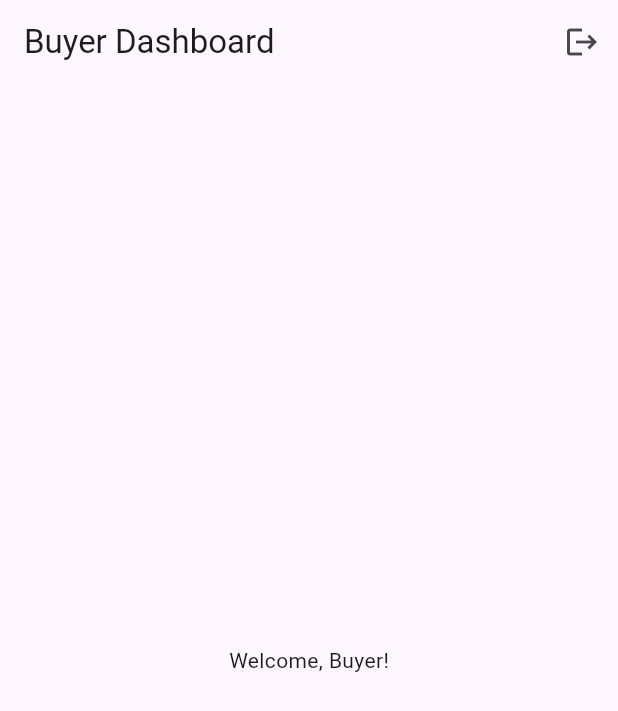
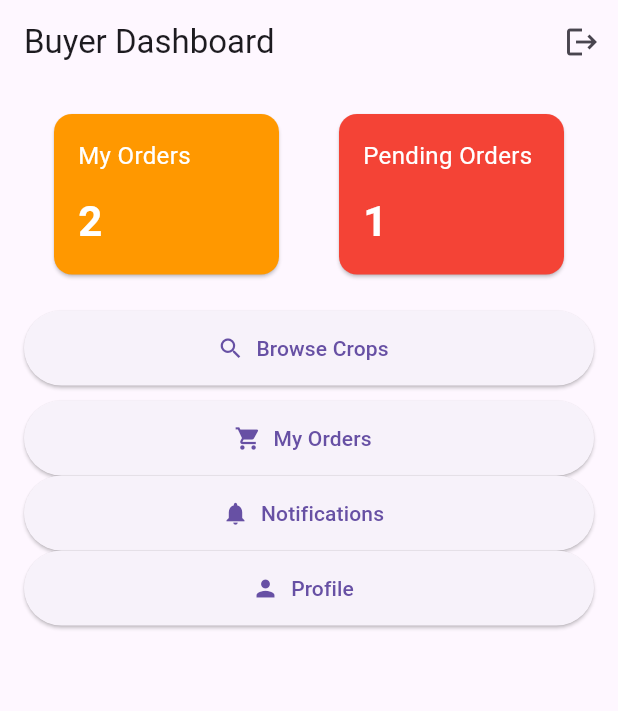
Before and after one commit to fouziaafrin/bazaarbarta, a Flutter app: the BuyerDashboard screen opened directly, on a phone screen of 412 x 824 dp. Shown: the top 711 px of the screen. Run offline on Flutter 3.47's test engine with Material 3 defaults, Android fonts, the phone set to English and light mode, and no system bars; our stand-ins replace cloud_firestore, firebase_auth, firebase_core, firebase_storage, image_picker; accounts and stored records are empty.

Commit message:
implemented basic notification and update profile for buyer module

```diff
--- a/lib/screens/dashboards/buyer_dashboard.dart
+++ b/lib/screens/dashboards/buyer_dashboard.dart
@@ -1,6 +1,11 @@
 import 'package:flutter/material.dart';
+import 'browse_crops_screen.dart';
+import 'orders_screen.dart';
 import '../../services/a_service.dart';
 import '../home_screen.dart';
+import 'profile_screen.dart';
+import 'buyer_requests_screen.dart';
+import 'notifications_screen.dart';
 
 class BuyerDashboard extends StatelessWidget {
   @override
@@ -19,7 +24,77 @@ class BuyerDashboard extends StatelessWidget {
           )
         ],
       ),
-      body: Center(child: Text("Welcome, Buyer!")),
+      body: SingleChildScrollView(
+        padding: EdgeInsets.all(16),
+        child: Column(
+          children: [
+            // Quick Overview Cards
+            Row(
+              mainAxisAlignment: MainAxisAlignment.spaceAround,
+              children: [
+                _buildOverviewCard("My Orders", "2", Colors.orange),
+                _buildOverviewCard("Pending Orders", "1", Colors.red),
+              ],
+            ),
+            SizedBox(height: 20),
+            // Action Buttons
+            ElevatedButton.icon(
+              onPressed: () {
+                Navigator.push(context, MaterialPageRoute(builder: (_) => BrowseCropsScreen()));
+              },
+              icon: Icon(Icons.search),
+              label: Text("Browse Crops"),
+              style: ElevatedButton.styleFrom(minimumSize: Size(double.infinity, 50)),
+            ),
+            SizedBox(height: 10),
+            ElevatedButton.icon(
+              onPressed: () {
+                Navigator.push(context, MaterialPageRoute(builder: (_) => OrdersScreen()));
+              },
+              icon: Icon(Icons.shopping_cart),
+              label: Text("My Orders"),
+              style: ElevatedButton.styleFrom(minimumSize: Size(double.infinity, 50)),
+            ),
+            ElevatedButton.icon(
+            onPressed: () {
+              Navigator.push(context, MaterialPageRoute(builder: (_) => NotificationsScreen()));
+            },
+            icon: Icon(Icons.notifications),
+            label: Text("Notifications"),
+            style: ElevatedButton.styleFrom(minimumSize: Size(double.infinity, 50)),
+          ),
+
+          ElevatedButton.icon(
+            onPressed: () {
+              Navigator.push(context, MaterialPageRoute(builder: (_) => ProfileScreen()));
+            },
+            icon: Icon(Icons.person),
+            label: Text("Profile"),
+            style: ElevatedButton.styleFrom(minimumSize: Size(double.infinity, 50)),
+          ),
+
+          ],
+        ),
+      ),
+    );
+  }
+
+  Widget _buildOverviewCard(String title, String value, Color color) {
+    return Card(
+      shape: RoundedRectangleBorder(borderRadius: BorderRadius.circular(12)),
+      color: color,
+      child: Container(
+        width: 150,
+        padding: EdgeInsets.all(16),
+        child: Column(
+          crossAxisAlignment: CrossAxisAlignment.start,
+          children: [
+            Text(title, style: TextStyle(color: Colors.white, fontSize: 16)),
+            SizedBox(height: 12),
+            Text(value, style: TextStyle(color: Colors.white, fontSize: 28, fontWeight: FontWeight.bold)),
+          ],
+        ),
+      ),
     );
   }
 }
--- /dev/null
+++ b/lib/screens/dashboards/orders_screen.dart
@@ -0,0 +1,39 @@
+import 'package:flutter/material.dart';
+import 'package:cloud_firestore/cloud_firestore.dart';
+import '../../services/a_service.dart';
+
+class OrdersScreen extends StatelessWidget {
+  final firestore = FirebaseFirestore.instance;
+
+  @override
+  Widget build(BuildContext context) {
+    final buyerId = AuthService().currentUser!.uid;
+
+    return Scaffold(
+      appBar: AppBar(title: Text("My Orders")),
+      body: StreamBuilder<QuerySnapshot>(
+        stream: firestore.collection('orders').where('buyerId', isEqualTo: buyerId).orderBy('createdAt', descending: true).snapshots(),
+        builder: (context, snapshot) {
+          if (!snapshot.hasData) return Center(child: CircularProgressIndicator());
+          final orders = snapshot.data!.docs;
+          if (orders.isEmpty) return Center(child: Text("No orders placed."));
+          return ListView.builder(
+            padding: EdgeInsets.all(16),
+            itemCount: orders.length,
+            itemBuilder: (context, index) {
+              final order = orders[index];
+              final data = order.data() as Map<String, dynamic>;
+              return Card(
+                shape: RoundedRectangleBorder(borderRadius: BorderRadius.circular(12)),
+                child: ListTile(
+                  title: Text("Crop: ${data['cropId']}"),
+                  subtitle: Text("Qty: ${data['quantity']} | Status: ${data['status']}"),
+                ),
+              );
+            },
+          );
+        },
+      ),
+    );
+  }
+}
```
Also changed, not shown: lib/screens/dashboards/browse_crops_screen.dart (added, +77 -0 lines), lib/screens/dashboards/buyer_requests_screen.dart (+16 -6 lines), lib/screens/dashboards/crop_details_buyer_screen.dart (added, +81 -0 lines), lib/screens/dashboards/notifications_screen.dart (added, +47 -0 lines), lib/screens/dashboards/profile_screen.dart (added, +59 -0 lines).
